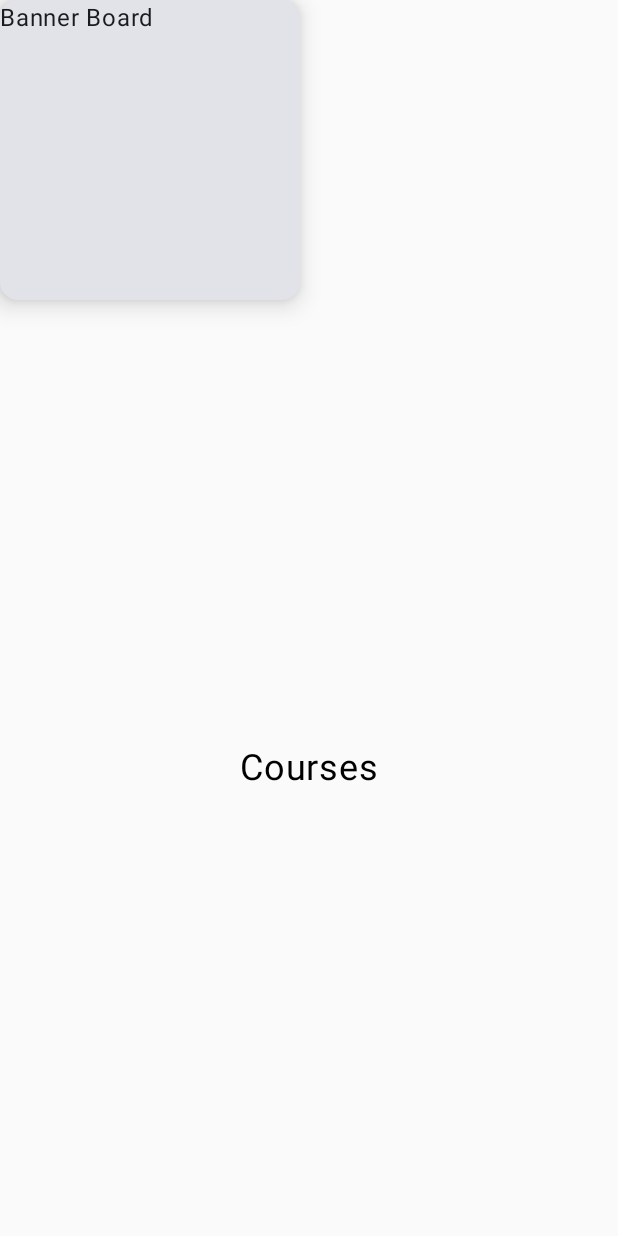
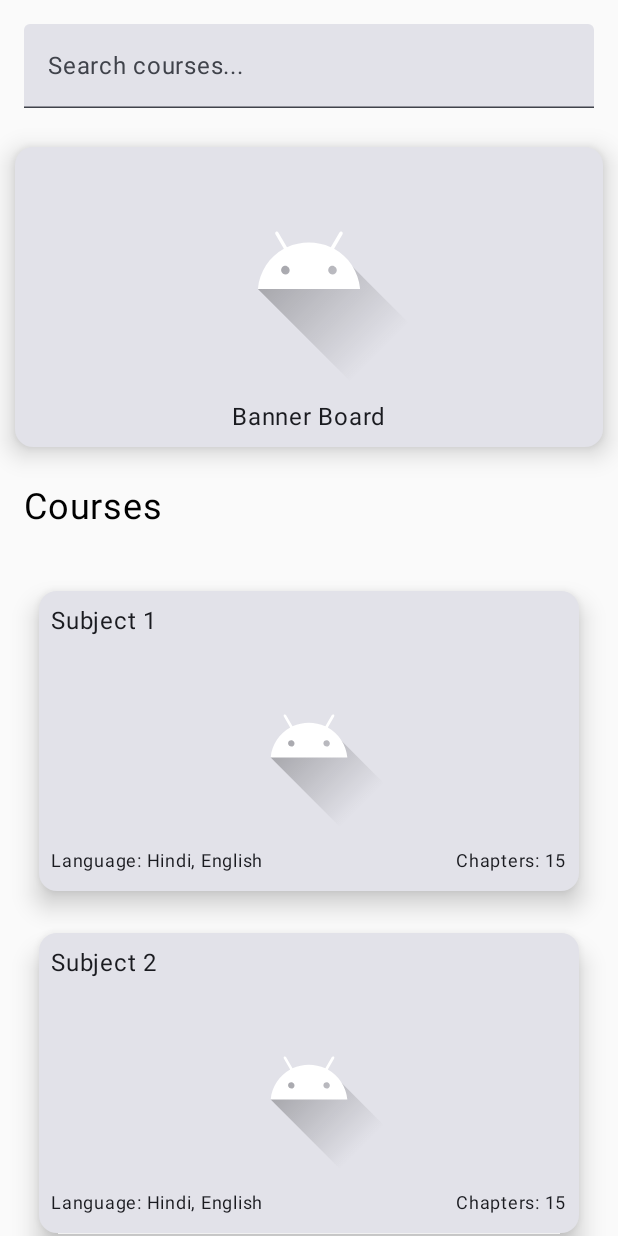
Before and after one commit to theabhishekchandra/LearBuddy, an Android app built with Jetpack Compose: the screen it shows after launch (MainActivity), on a phone screen of 412 x 824 dp. Run offline under Robolectric (Android 15) with nearby library versions, the phone set to English and light mode, and no system bars.

Commit message:
feat: Enhance Home Screen UI with Search, Banner, and Course List
- Add a search bar for filtering courses.
- Implement a banner section.
- Create a course list view with cards displaying subject details.
- Introduce data model for courses with subject name, image, language, and chapter information.
- Add test runner to choose test per test in gradle.
- Remove the edge-to-edge rendering.

```diff
--- a/app/src/main/java/com/abhishek/learnbuddy/ui/screens/MainActivity.kt
+++ b/app/src/main/java/com/abhishek/learnbuddy/ui/screens/MainActivity.kt
@@ -14,7 +14,7 @@ class MainActivity : ComponentActivity() {
         super.onCreate(savedInstanceState)
 
         // Enable edge-to-edge rendering
-        WindowCompat.setDecorFitsSystemWindows(window, false)
+//        WindowCompat.setDecorFitsSystemWindows(window, false)
 
         setContent {
             LearnBuddyTheme {
--- a/app/src/main/java/com/abhishek/learnbuddy/ui/screens/home/HomeScreen.kt
+++ b/app/src/main/java/com/abhishek/learnbuddy/ui/screens/home/HomeScreen.kt
@@ -1,13 +1,22 @@
 package com.abhishek.learnbuddy.ui.screens.home
 
+import androidx.compose.foundation.Image
 import androidx.compose.foundation.clickable
+import androidx.compose.foundation.content.MediaType.Companion.Image
 import androidx.compose.foundation.layout.Arrangement
 import androidx.compose.foundation.layout.Box
 import androidx.compose.foundation.layout.Column
+import androidx.compose.foundation.layout.PaddingValues
+import androidx.compose.foundation.layout.Row
+import androidx.compose.foundation.layout.aspectRatio
 import androidx.compose.foundation.layout.fillMaxSize
+import androidx.compose.foundation.layout.fillMaxWidth
 import androidx.compose.foundation.layout.height
 import androidx.compose.foundation.layout.padding
+import androidx.compose.foundation.layout.size
 import androidx.compose.foundation.layout.width
+import androidx.compose.foundation.lazy.LazyColumn
+import androidx.compose.foundation.lazy.items
 import androidx.compose.foundation.text.input.rememberTextFieldState
 import androidx.compose.material3.Card
 import androidx.compose.material3.CardDefaults
@@ -19,10 +28,13 @@ import androidx.compose.runtime.saveable.rememberSaveable
 import androidx.compose.runtime.setValue
 import androidx.compose.ui.Alignment
 import androidx.compose.ui.Modifier
+import androidx.compose.ui.res.painterResource
+import androidx.compose.ui.res.stringResource
 import androidx.compose.ui.tooling.preview.Preview
 import androidx.compose.ui.unit.dp
 import androidx.compose.ui.unit.sp
 import androidx.navigation.NavController
+import com.abhishek.learnbuddy.R
 
 
 @Composable
@@ -30,19 +42,34 @@ fun HomeScreen(navController: NavController) {
     val textFieldState = rememberTextFieldState()
     var expanded by rememberSaveable { mutableStateOf(false) }
 
+    var searchQuery by rememberSaveable { mutableStateOf("") }
+
     Column {
+        // Search Bar
+        SearchBarInputField(
+            query = searchQuery,
+            onQueryChanged = { searchQuery = it }
+        )
+        // Content
         BannerBoard()
         Box(
             modifier = Modifier
                 .fillMaxSize(),
-//                .clickable {
-//                    navController.navigate(ScreenNav.NoticeBoard.route)
-//                },
-            contentAlignment = Alignment.Center
+            contentAlignment = Alignment.TopStart
         ) {
-            Text(text = "Courses", fontSize = 24.sp)
+            Column {
+                Text(
+                    text = "Courses",
+                    fontSize = 24.sp,
+                    modifier = Modifier.padding(16.dp)
+                )
+                CourseList(
+                    subjects = getSubjects().filter {
+                        it.subjectName.contains(searchQuery, ignoreCase = true) // Filter based on query
+                    }
+                )
+            }
         }
-
     }
 
 
@@ -50,53 +77,134 @@ fun HomeScreen(navController: NavController) {
 }
 
 @Composable
-fun SearchBarInputField(){
-    Text(text = "Search")
+fun SearchBarInputField(query: String, onQueryChanged: (String) -> Unit) {
+    androidx.compose.material3.TextField(
+        value = query,
+        onValueChange = onQueryChanged,
+        placeholder = {
+            Text(text = "Search courses...")
+        },
+        modifier = Modifier
+            .fillMaxWidth()
+            .padding(16.dp),
+        singleLine = true
+    )
 }
 
 @Composable
-fun BannerBoard(){
+fun BannerBoard() {
     Card(
         elevation = CardDefaults.elevatedCardElevation(10.dp),
         shape = CardDefaults.elevatedShape,
         modifier = Modifier
+            .padding(10.dp)
+            .fillMaxWidth()
             .height(200.dp)
-            .width(200.dp)
-            .fillMaxSize()
             .clickable { }
-
     ) {
-        Column() {
-//            Image(imageVector = R.drawable.ic_launcher_foreground, contentDescription = "Image")
-            Text(text = "Banner Board" , fontSize = 16.sp, modifier = Modifier.align(Alignment.End))
+        Column(
+            verticalArrangement = Arrangement.SpaceBetween,
+            horizontalAlignment = Alignment.CenterHorizontally,
+            modifier = Modifier.fillMaxSize()
+        ) {
+            Image(
+                painter = painterResource(id = R.drawable.ic_launcher_foreground),
+                contentDescription = stringResource(id = R.string.app_name),
+                modifier = Modifier
+                    .fillMaxWidth()
+                    .weight(1f) // Take all available space in the Column
+            )
+            Text(
+                text = "Banner Board",
+                fontSize = 16.sp,
+                modifier = Modifier
+                    .align(Alignment.CenterHorizontally)
+                    .padding(8.dp)
+            )
         }
     }
 }
-@Preview
+
 @Composable
-fun CourseCardView(){
+fun CourseList(subjects: List<SubjectDM>) {
+    LazyColumn(
+        contentPadding = PaddingValues(16.dp),
+        verticalArrangement = Arrangement.spacedBy(8.dp),
+        modifier = Modifier.fillMaxSize()
+    ) {
+        items(subjects) { subject ->
+            CourseCardView(
+                subjectName = subject.subjectName,
+                subjectImage = subject.subjectImage,
+                language = subject.language,
+                chapter = subject.chapter
+            )
+        }
+    }
+}
+
+@Composable
+fun CourseCardView(subjectName: String, subjectImage: Int, language: String, chapter: String) {
     Card(
         elevation = CardDefaults.elevatedCardElevation(10.dp),
         shape = CardDefaults.elevatedShape,
         modifier = Modifier
+            .padding(10.dp)
+            .fillMaxWidth()
             .height(200.dp)
-            .width(200.dp)
-            .fillMaxSize()
             .clickable { }
-
     ) {
         Column(
-            modifier = Modifier.padding(10.dp)
+            modifier = Modifier.padding(8.dp)
         ) {
-            Text(text = "Banner Board" ,
+            Text(
+                text = subjectName,
                 fontSize = 16.sp,
                 modifier = Modifier
                     .align(Alignment.Start)
+                    .padding(bottom = 8.dp)
             )
-            Text(text = "Banner Board" , fontSize = 16.sp, modifier = Modifier.align(Alignment.End))
-//            Image(imageVector = R.drawable.ic_launcher_foreground, contentDescription = "Image")
-//            Text(text = "Banner Board" , fontSize = 16.sp, modifier = Modifier.align(Alignment.End))
-//            Text(text = "Banner Board" , fontSize = 16.sp, modifier = Modifier.align(Alignment.End))
+            Image(
+                painter = painterResource(id = subjectImage),
+                contentDescription = null,
+                modifier = Modifier
+                    .fillMaxWidth()
+                    .weight(1f) // Take all available space
+            )
+            Box(
+                modifier = Modifier
+                    .padding(top = 8.dp)
+                    .fillMaxWidth()
+            ) {
+                Text(
+                    text = "Language: $language",
+                    fontSize = 12.sp,
+                    modifier = Modifier.align(Alignment.BottomStart)
+                )
+                Text(
+                    text = "Chapters: $chapter",
+                    fontSize = 12.sp,
+                    modifier = Modifier.align(Alignment.BottomEnd)
+                )
+            }
         }
     }
 }
+
+
+data class SubjectDM(
+    val subjectName: String,
+    val subjectImage: Int,
+    val language: String,
+    val chapter: String
+)
+fun getSubjects(): List<SubjectDM>{
+    val result = mutableListOf<SubjectDM>()
+    result.add(SubjectDM("Subject 1", R.drawable.ic_launcher_foreground, "Hindi, English", "15"))
+    result.add(SubjectDM("Subject 2", R.drawable.ic_launcher_foreground, "Hindi, English", "15"))
+    result.add(SubjectDM("Subject 3", R.drawable.ic_launcher_foreground, "Hindi, English", "15"))
+    result.add(SubjectDM("Subject 4", R.drawable.ic_launcher_foreground, "Hindi, English", "15"))
+    result.add(SubjectDM("Subject 5", R.drawable.ic_launcher_foreground, "Hindi, English", "15"))
+    result.add(SubjectDM("Subject 6", R.drawable.ic_launcher_foreground, "Hindi, English", "15"))
+    return result
+}
```
